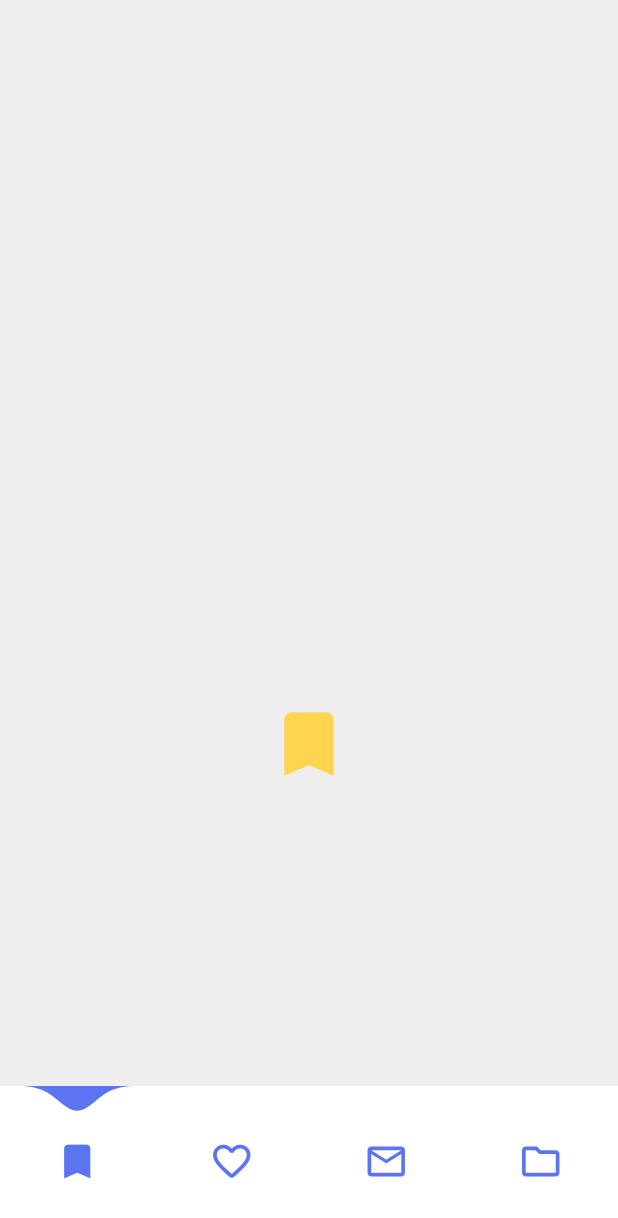
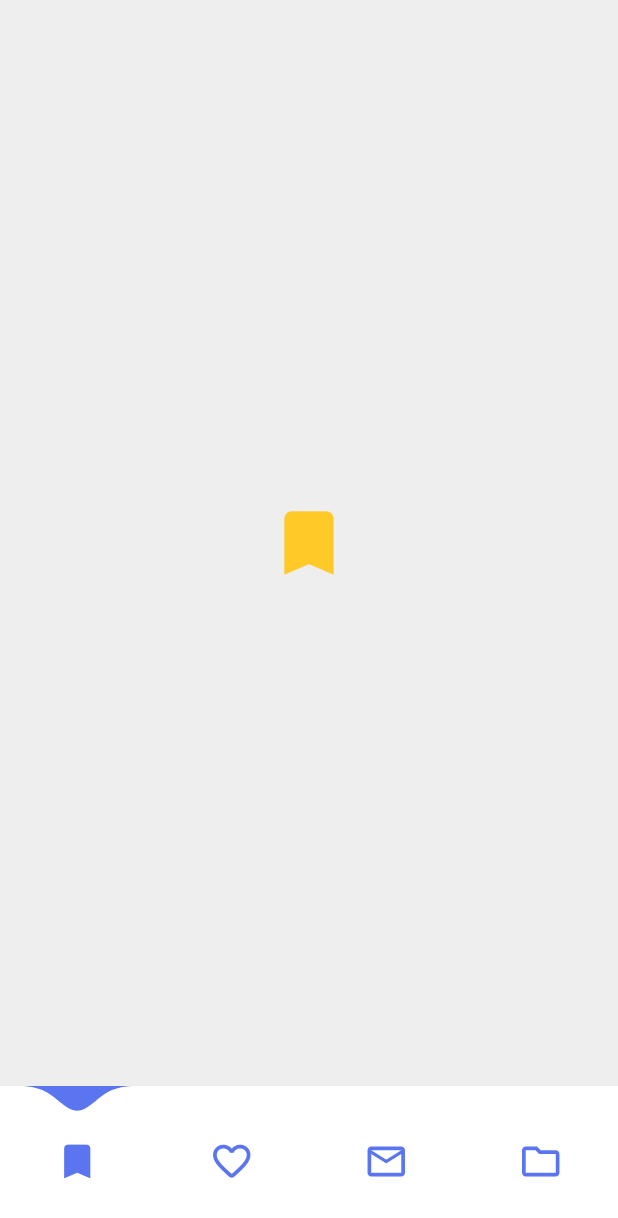
Before and after one commit to watery-desert/water_drop_nav_bar, a Flutter app: the screen it shows after launch, on a phone screen of 412 x 824 dp. Shown: the top 1218 px of the screen. Run offline on Flutter 3.47's test engine with Material 2 defaults, Android fonts, the phone set to English and light mode, and no system bars.

Commit message:
updated readme and main

```diff
--- a/example/lib/main.dart
+++ b/example/lib/main.dart
@@ -42,14 +42,11 @@ class _MyHomePageState extends State<MyHomePage> {
         controller: pageController,
         children: [
           Container(
-            width: MediaQuery.of(context).size.width / 2,
-            height: double.infinity,
-            alignment: Alignment.bottomCenter,
-            padding: const EdgeInsets.only(bottom: 200),
+            alignment: Alignment.center,
             child: Icon(
               Icons.bookmark_rounded,
               size: 56,
-              color: Colors.amber[300],
+              color: Colors.amber[400],
             ),
           ),
           Container(
```
Also changed, not shown: 1 other file.
